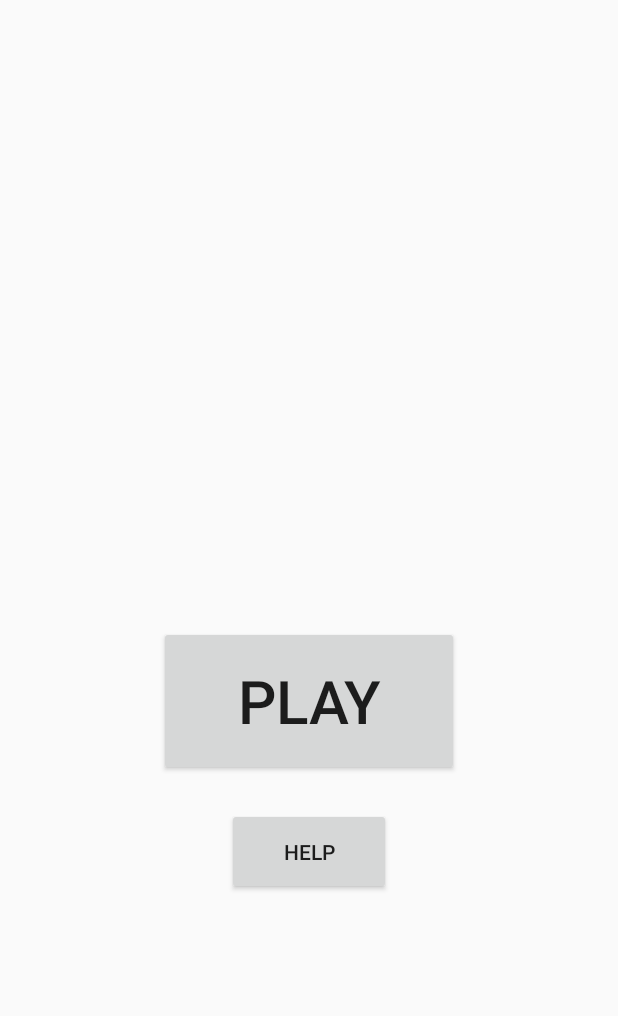
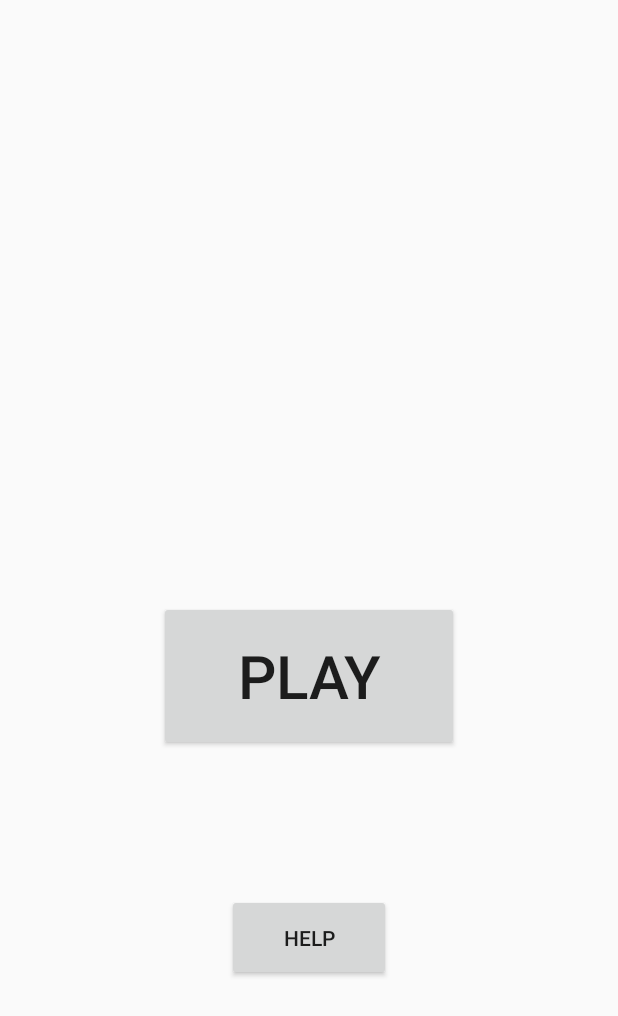
Before and after one commit to juhipark/guXgu, an Android app: the screen it shows after launch (HomeActivity), on a phone screen of 412 x 824 dp. Shown: the top 1016 px of the screen. Run offline under Robolectric (Android 15) with nearby library versions, the phone set to English and light mode, and no system bars; pictures from the network do not load.

Commit message:
Changed the Play button's location

```diff
--- a/app/src/main/java/comguguxmathguxgu/httpsgithub/guxgu/HomeActivity.java
+++ b/app/src/main/java/comguguxmathguxgu/httpsgithub/guxgu/HomeActivity.java
@@ -23,10 +23,10 @@ public class HomeActivity extends AppCompatActivity {
 
     public void onPlayButtonClicked(View v){
         mSoundPool.play(buttonClinkSound, 1.0f, 1.0f, 0, 0, 1.0f);
-        startActivity(new Intent(this, LevelSelectActivity.class));
+        startActivity(new Intent(HomeActivity.this, LevelSelectActivity.class));
     }
 
     public void onHelpButtonClicked(View v){
-        startActivity(new Intent(this, InstructionsActivity.class));
+        startActivity(new Intent(HomeActivity.this, InstructionsActivity.class));
     }
 }
--- a/app/src/main/res/layout/activity_home.xml
+++ b/app/src/main/res/layout/activity_home.xml
@@ -8,30 +8,30 @@
 
     <Button
         android:id="@+id/playButton"
-        android:onClick="onPlayButtonClicked"
+        android:layout_width="wrap_content"
+        android:layout_height="wrap_content"
+        android:layout_above="@+id/helpButton"
+        android:layout_centerHorizontal="true"
+        android:layout_marginBottom="95dp"
         android:width="200dp"
         android:height="100dp"
+        android:onClick="onPlayButtonClicked"
+        android:text="@string/playButton"
         android:textSize="40dp"
-        android:layout_width="wrap_content"
-        android:layout_height="wrap_content"
-        android:text="@string/playButton"
         tools:layout_editor_absoluteX="135dp"
-        tools:layout_editor_absoluteY="33dp"
-        android:layout_marginBottom="21dp"
-        android:layout_above="@+id/button2"
-        android:layout_centerHorizontal="true"/>
+        tools:layout_editor_absoluteY="33dp" />
 
     <Button
-        android:id="@+id/button2"
+        android:id="@+id/helpButton"
         style="@style/Widget.AppCompat.Button"
         android:layout_width="109dp"
         android:layout_height="58dp"
+        android:layout_alignParentBottom="true"
+        android:layout_centerHorizontal="true"
+        android:layout_marginBottom="170dp"
+        android:onClick="onHelpButtonClicked"
         android:text="Help"
         tools:layout_editor_absoluteX="138dp"
-        tools:layout_editor_absoluteY="325dp"
-        android:layout_marginBottom="227dp"
-        android:onClick="onHelpButtonClicked"
-        android:layout_alignParentBottom="true"
-        android:layout_centerHorizontal="true"/>
+        tools:layout_editor_absoluteY="325dp" />
 
 </RelativeLayout>
```
Also changed, not shown: app/src/main/res/layout/activity_level_select.xml (line endings or trailing spaces).
